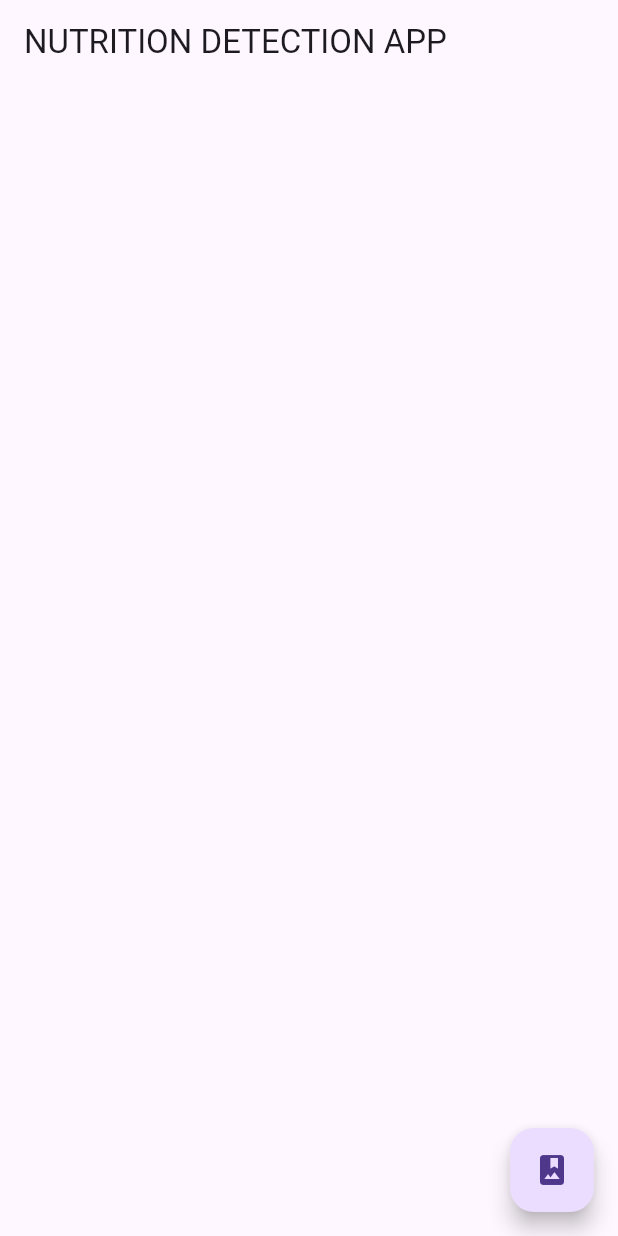
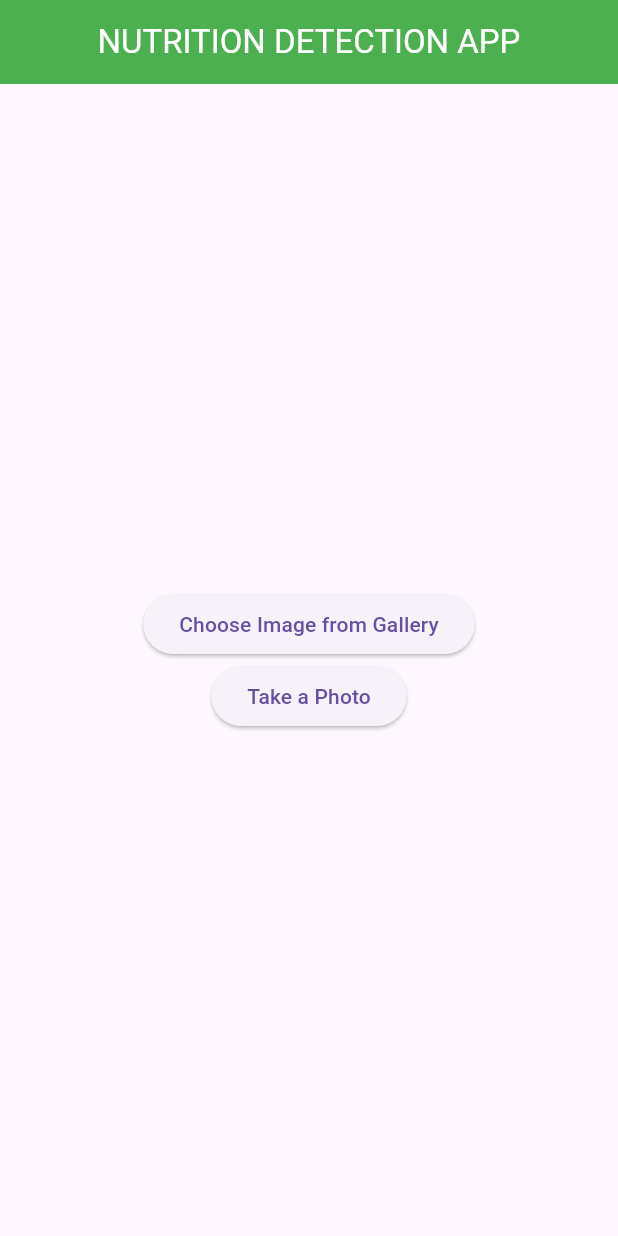
Before and after one commit to fredrickmugish/fruits-classification-app, a Flutter app: the screen it shows after launch, on a phone screen of 412 x 824 dp. Run offline on Flutter 3.47's test engine with Material 3 defaults, Android fonts, the phone set to English and light mode, and no system bars; our stand-ins replace image_picker; missing offline and left inert: flutter_tflite.

```diff
--- a/lib/main.dart
+++ b/lib/main.dart
@@ -1,77 +1,42 @@
-import 'dart:io';
 import 'package:flutter/material.dart';
+import 'package:image_picker/image_picker.dart';
 import 'package:flutter_tflite/flutter_tflite.dart';
-import 'package:image_picker/image_picker.dart';
 
-void main() => runApp(MaterialApp(
-  home: HomeScreen(),
-));
 
-class HomeScreen extends StatefulWidget {
+final Map<String, List<String>> fruitAdvantages = {
+  'apple': [
+    'Rich in antioxidants and fiber. Helps in reducing the risk of heart disease.',
+    'Contains vitamins A, C, and K.',
+  ],
+  'Banana': [
+    'Good source of potassium. Helps in maintaining healthy blood pressure.',
+    'Provides energy and supports digestion.',
+  ],
+  'Orange': [
+    'High in vitamin C. Boosts immune system and supports healthy skin.',
+    'Contains antioxidants and fiber.',
+  ],
+  // Add more fruits and their advantages as needed
+};
+
+
+class FruitClassifierApp extends StatefulWidget {
   @override
-  _MyHomeScreenState createState() => _MyHomeScreenState();
+  _FruitClassifierAppState createState() => _FruitClassifierAppState();
 }
 
-class _MyHomeScreenState extends State<HomeScreen> {
-  File? pickedImage; // Make pickedImage nullable
-  bool isImageLoaded = false;
-  List<dynamic>? _result; // Make _result nullable
-
-  String _confidence = ""; // Define _confidence with setter and getter
-  String _class = ""; // Define _name with setter and getter
-
-  getImageFromGallery() async {
-    var tempStore =
-        await ImagePicker().pickImage(source: ImageSource.gallery);
-
-    setState(() {
-      pickedImage = tempStore != null ? File(tempStore.path) : null; // Check if tempStore is null
-      isImageLoaded = pickedImage != null; // Update isImageLoaded based on pickedImage
-    });
-  }
-
-  loadMyModel() async {
-    var resultant = await Tflite.loadModel(
-        labels: "assets/labels.txt",
-        model: "assets/model.tflite"
-    );
-    print("Result after loading model: $resultant");
-  }
+class _FruitClassifierAppState extends State<FruitClassifierApp> {
+  List<dynamic>? _output;
+  bool _loading = false;
 
   @override
   void initState() {
     super.initState();
-    loadMyModel();
-  }
-
-  applyModelOnImage(File file) async {
-    // Verify pickedImage is not null
-    if (pickedImage == null) {
-      print("Error: No image selected!");
-      return;
-    }
-
-    var res = await Tflite.runModelOnImage(
-      path: file.path,
-      numResults: 2,
-      threshold: 0.5,
-      imageMean: 127.5,
-      imageStd: 127.5,
-    );
-
-    print("_result: $_result"); // Print the actual output
-
+    _loading = true;
+    loadModel().then((value) {
       setState(() {
-      _result = res;
-
-      if (_result != null && _result!.isNotEmpty) {
-        // Extract information based on your model's output format (refer to documentation)
-        String str = _result![0]["labels"];
-        _class = str.substring(2);
-        _confidence = (_result![0]['confidence'] * 100.0).toStringAsFixed(2) + "%";
-      } else {
-        print("No results found from the model!"); // Inform user if no results
-      }
+        _loading = false;
+      });
     });
   }
 
@@ -79,37 +44,92 @@ class _MyHomeScreenState extends State<HomeScreen> {
   Widget build(BuildContext context) {
     return Scaffold(
       appBar: AppBar(
-        title: Text('NUTRITION DETECTION APP'),
+        title: Text('NUTRITION DETECTION APP',
+        style: TextStyle(color: Colors.white)),
+        centerTitle: true,
+        backgroundColor: Colors.green,
       ),
-      body: Container(
+      body: _loading
+          ? Center(child: CircularProgressIndicator())
+          : Center(
               child: Column(
+                mainAxisAlignment: MainAxisAlignment.center,
                 children: [
-            SizedBox(height: 30),
-            isImageLoaded
-                ? Center(
-                    child: Container(
-                      height: 350,
-                      width: 350,
-                      decoration: BoxDecoration(
-                        image: DecorationImage(
-                          image: FileImage(pickedImage!), // Use ! to assert non-null
-                          fit: BoxFit.contain,
+                  ElevatedButton(
+                    onPressed: _pickImageFromGallery,
+                    child: Text('Choose Image from Gallery'),
                   ),
+                  ElevatedButton(
+                    onPressed: _takePhoto,
+                    child: Text('Take a Photo'),
                   ),
+               _output != null
+  ? Column(
+      children: [
+        Text('Detected Fruit: ${_output![0]['label'].split(' ').last}'),
+        SizedBox(height: 10),
+        Text('Advantages:'),
+        Column(
+          crossAxisAlignment: CrossAxisAlignment.start,
+          children: fruitAdvantages[_output![0]['label'].split(' ').last]!.map((advantage) {
+            return Text('- $advantage\n'); // Add a line break (\n) between each advantage
+          }).toList(),
         ),
+      ],
     )
   : Container(),
-            if (_class.isNotEmpty && _confidence.isNotEmpty)
-              Text("Name : $_class \n Confidence: $_confidence"), // Render text only if _name and _confidence are not empty
+
+
+
                 ],
               ),
             ),
-      floatingActionButton: FloatingActionButton(
-        onPressed: () {
-          getImageFromGallery();
-        },
-        child: Icon(Icons.photo_album),
-      ),
     );
   }
+
+  Future<void> loadModel() async {
+    await Tflite.loadModel(
+      model: 'assets/model.tflite',
+      labels: 'assets/labels.txt',
+    );
   }
+
+  void _pickImageFromGallery() async {
+    var imagePicker = ImagePicker();
+    var image = await imagePicker.pickImage(source: ImageSource.gallery);
+    if (image == null) return;
+    _classifyImage(image.path);
+  }
+
+  void _takePhoto() async {
+    var imagePicker = ImagePicker();
+    var image = await imagePicker.pickImage(source: ImageSource.camera);
+    if (image == null) return;
+    _classifyImage(image.path);
+  }
+
+  void _classifyImage(String imagePath) async {
+    var output = await Tflite.runModelOnImage(
+      path: imagePath,
+      numResults: 2,
+      threshold: 0.5,
+      imageMean: 127.5,
+      imageStd: 127.5,
+    );
+    setState(() {
+      _output = output;
+    });
+  }
+
+  @override
+  void dispose() {
+    Tflite.close();
+    super.dispose();
+  }
+}
+
+void main() {
+  runApp(MaterialApp(
+    home: FruitClassifierApp(),
+  ));
+}
```
Lines whose indentation alone changed are shown as unchanged.
